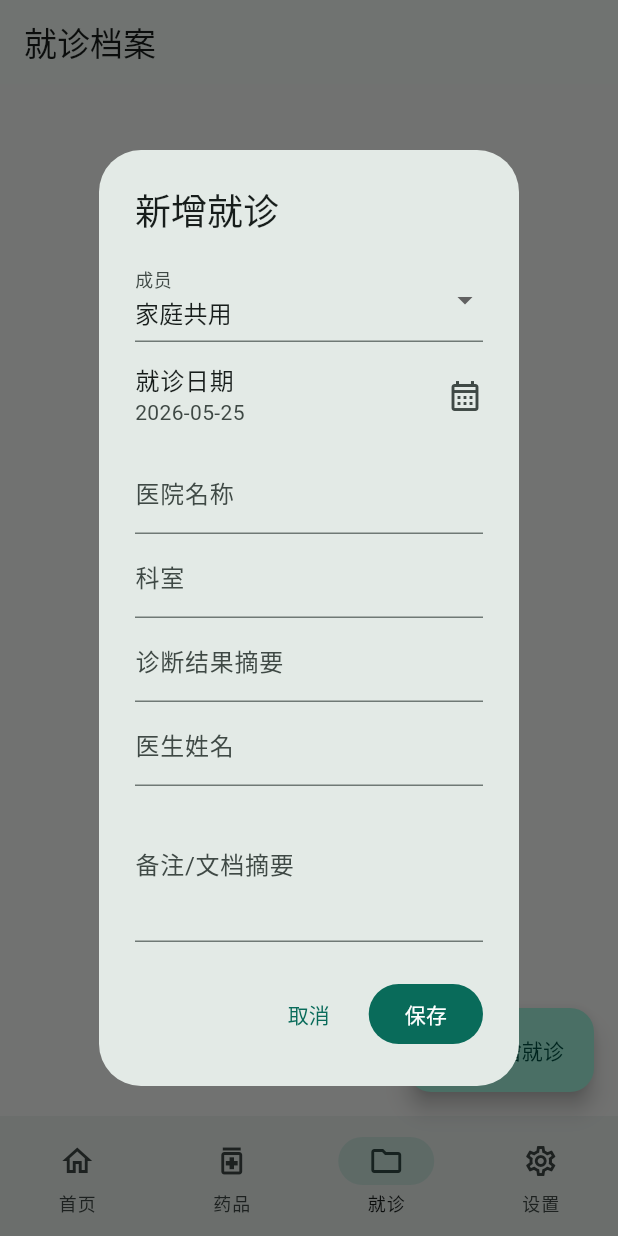
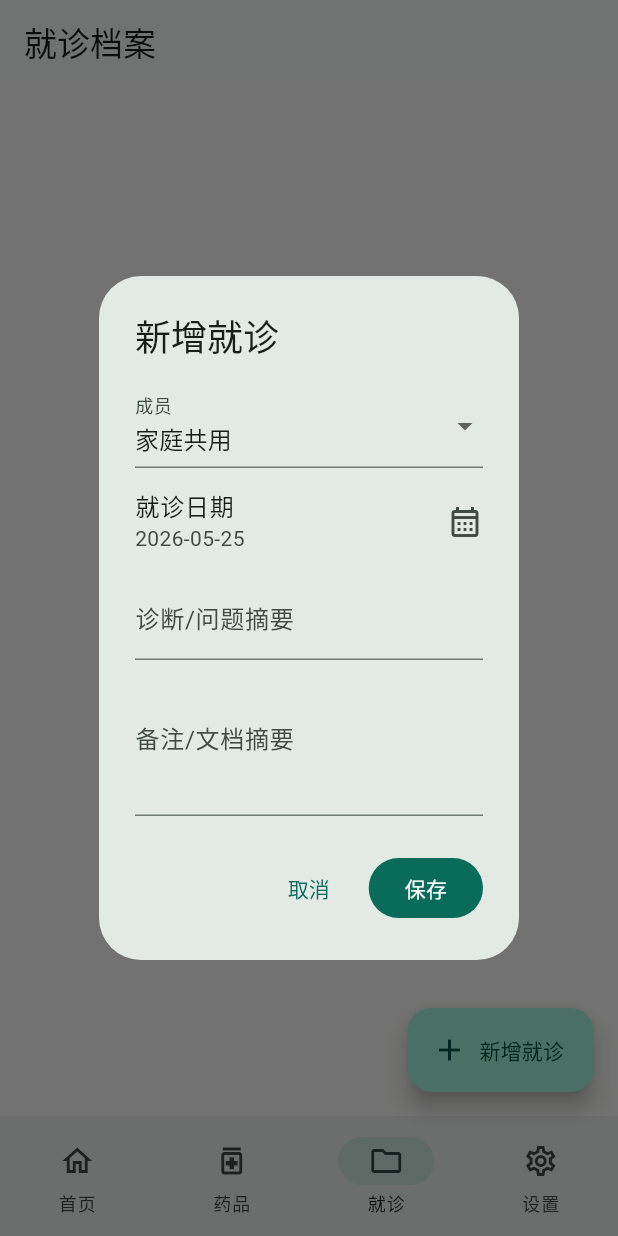
Before and after one commit to Youjian-Tinker/HomeMedicineBox, a Flutter app: the screen it shows after launch, item 3 of the bottom bar chosen, after a tap on "新增就诊", on a phone screen of 412 x 824 dp. Run offline on Flutter 3.47's test engine with Material 3 defaults, Android fonts, the phone set to English and light mode, and no system bars; our stand-ins replace drift, flutter_riverpod, go_router; accounts and stored records are empty; generated files the repository leaves out were written again.

Commit message:
feat: simplify visit entry requirements

```diff
--- a/lib/src/features/home/home_screen.dart
+++ b/lib/src/features/home/home_screen.dart
@@ -177,7 +177,9 @@ class HomeScreen extends ConsumerWidget {
                         ListTile(
                           contentPadding: EdgeInsets.zero,
                           title: Text(visit.diagnosisSummary),
-                          subtitle: Text(visit.hospitalName ?? '未填写医院'),
+                          subtitle: Text(
+                            '${visit.visitDate.year}-${visit.visitDate.month.toString().padLeft(2, '0')}-${visit.visitDate.day.toString().padLeft(2, '0')}',
+                          ),
                         ),
                     ],
                   ),
--- a/lib/src/features/visits/visits_screen.dart
+++ b/lib/src/features/visits/visits_screen.dart
@@ -40,9 +40,7 @@ class VisitsScreen extends ConsumerWidget {
                   child: ListTile(
                     leading: const Icon(Icons.local_hospital_outlined),
                     title: Text(visit.diagnosisSummary),
-                    subtitle: Text(
-                      '${format.format(visit.visitDate)} · ${visit.hospitalName ?? '未填写医院'}',
-                    ),
+                    subtitle: Text(_visitSubtitle(visit, format)),
                     trailing: const Icon(Icons.chevron_right),
                     onTap: () => _showVisitDetail(context, ref, visit.id),
                   ),
@@ -61,10 +59,7 @@ Future<void> _showVisitForm(
   final formKey = GlobalKey<FormState>();
   var memberId = state.selectedMemberId;
   var visitDate = DateTime.now();
-  final hospitalName = TextEditingController();
-  final department = TextEditingController();
   final diagnosisSummary = TextEditingController();
-  final doctorName = TextEditingController();
   final documentSummary = TextEditingController();
 
   await showDialog<void>(
@@ -111,24 +106,12 @@ Future<void> _showVisitForm(
                       },
                     ),
                     TextFormField(
-                      controller: hospitalName,
-                      decoration: const InputDecoration(labelText: '医院名称'),
-                    ),
-                    TextFormField(
-                      controller: department,
-                      decoration: const InputDecoration(labelText: '科室'),
-                    ),
-                    TextFormField(
                       controller: diagnosisSummary,
-                      decoration: const InputDecoration(labelText: '诊断结果摘要'),
+                      decoration: const InputDecoration(labelText: '诊断/问题摘要'),
                       validator: (value) =>
                           value == null || value.trim().isEmpty
-                              ? '请填写诊断结果摘要'
+                              ? '请填写诊断/问题摘要'
                               : null,
-                    ),
-                    TextFormField(
-                      controller: doctorName,
-                      decoration: const InputDecoration(labelText: '医生姓名'),
                     ),
                     TextFormField(
                       controller: documentSummary,
@@ -153,10 +136,7 @@ Future<void> _showVisitForm(
                         VisitEntry(
                           memberId: memberId,
                           visitDate: visitDate,
-                          hospitalName: hospitalName.text,
-                          department: department.text,
                           diagnosisSummary: diagnosisSummary.text.trim(),
-                          doctorName: doctorName.text,
                           documentSummary: documentSummary.text,
                         ),
                       );
@@ -201,7 +181,7 @@ Future<void> _showVisitDetail(
                   style: Theme.of(context).textTheme.titleLarge),
               const SizedBox(height: 8),
               Text(DateFormat('yyyy-MM-dd').format(visit.visitDate)),
-              Text(visit.hospitalName ?? '未填写医院'),
+              if (visit.hospitalName != null) Text('医院：${visit.hospitalName}'),
               if (visit.department != null) Text('科室：${visit.department}'),
               if (visit.doctorName != null) Text('医生：${visit.doctorName}'),
               const Divider(height: 32),
@@ -253,3 +233,14 @@ Future<void> _confirmDeleteVisit(
     }
   }
 }
+
+String _visitSubtitle(VisitRecord visit, DateFormat format) {
+  final recognizedParts = [
+    visit.hospitalName,
+    visit.department,
+  ].whereType<String>().where((value) => value.trim().isNotEmpty).toList();
+  if (recognizedParts.isEmpty) {
+    return format.format(visit.visitDate);
+  }
+  return '${format.format(visit.visitDate)} · ${recognizedParts.join(' · ')}';
+}
```
Also changed, not shown: 6 other files.
